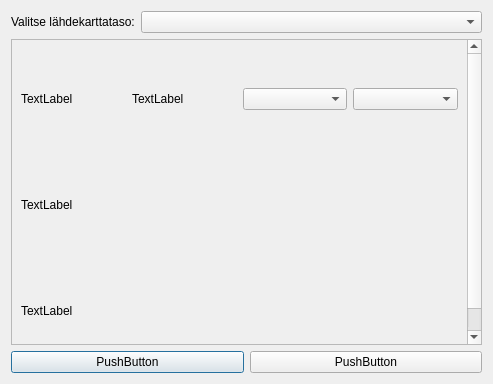
First picture: the form in yleiskaava_dialog_copy_source_data_to_database.ui, repository ernoma/yleiskaava, before the edit.
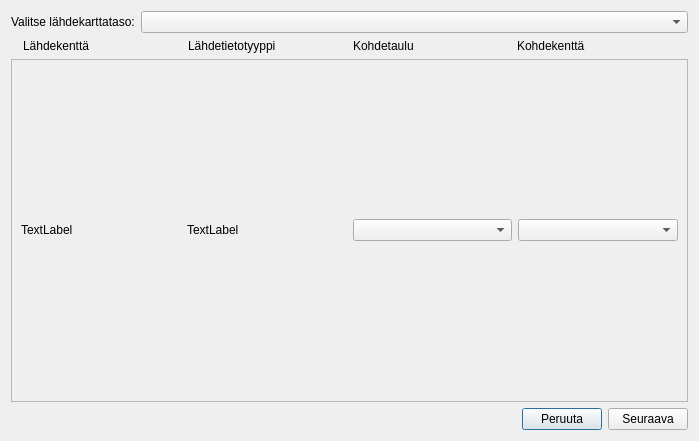
Second picture: the form after the edit. Custom widgets are drawn as their Qt base class.

```diff
--- a/yleiskaava_dialog_copy_source_data_to_database.ui
+++ b/yleiskaava_dialog_copy_source_data_to_database.ui
@@ -6,12 +6,12 @@
    <rect>
     <x>0</x>
     <y>0</y>
-    <width>493</width>
-    <height>384</height>
+    <width>699</width>
+    <height>441</height>
    </rect>
   </property>
   <property name="sizePolicy">
-   <sizepolicy hsizetype="Expanding" vsizetype="Expanding">
+   <sizepolicy hsizetype="Preferred" vsizetype="Preferred">
     <horstretch>0</horstretch>
     <verstretch>0</verstretch>
    </sizepolicy>
@@ -22,6 +22,9 @@
   <layout class="QVBoxLayout" name="verticalLayout">
    <item>
     <layout class="QFormLayout" name="formLayout">
+     <property name="sizeConstraint">
+      <enum>QLayout::SetDefaultConstraint</enum>
+     </property>
      <item row="0" column="0">
       <widget class="QLabel" name="labelSourceLayerComboBox">
        <property name="text">
@@ -34,10 +37,48 @@
      </item>
     </layout>
    </item>
+   <item>
+    <layout class="QHBoxLayout" name="horizontalLayout">
+     <property name="leftMargin">
+      <number>12</number>
+     </property>
+     <property name="rightMargin">
+      <number>12</number>
+     </property>
+     <item>
+      <widget class="QLabel" name="label_8">
+       <property name="text">
+        <string>Lähdekenttä</string>
+       </property>
+      </widget>
+     </item>
+     <item>
+      <widget class="QLabel" name="label_7">
+       <property name="text">
+        <string>Lähdetietotyyppi</string>
+       </property>
+      </widget>
+     </item>
+     <item>
+      <widget class="QLabel" name="label_6">
+       <property name="text">
+        <string>Kohdetaulu</string>
+       </property>
+      </widget>
+     </item>
+     <item>
+      <widget class="QLabel" name="label_3">
+       <property name="text">
+        <string>Kohdekenttä</string>
+       </property>
+      </widget>
+     </item>
+    </layout>
+   </item>
    <item>
     <widget class="QScrollArea" name="scrollArea">
      <property name="sizePolicy">
-      <sizepolicy hsizetype="Expanding" vsizetype="Preferred">
+      <sizepolicy hsizetype="Expanding" vsizetype="Expanding">
        <horstretch>0</horstretch>
        <verstretch>0</verstretch>
       </sizepolicy>
@@ -50,32 +91,13 @@
        <rect>
         <x>0</x>
         <y>0</y>
-        <width>466</width>
-        <height>322</height>
+        <width>685</width>
+        <height>360</height>
        </rect>
       </property>
       <layout class="QVBoxLayout" name="verticalLayout_3">
        <item>
-        <layout class="QGridLayout" name="gridLayout">
-         <item row="1" column="0">
-          <widget class="QLabel" name="label_5">
-           <property name="sizePolicy">
-            <sizepolicy hsizetype="Preferred" vsizetype="Fixed">
-             <horstretch>0</horstretch>
-             <verstretch>0</verstretch>
-            </sizepolicy>
-           </property>
-           <property name="minimumSize">
-            <size>
-             <width>0</width>
-             <height>100</height>
-            </size>
-           </property>
-           <property name="text">
-            <string>TextLabel</string>
-           </property>
-          </widget>
-         </item>
+        <layout class="QGridLayout" name="gridLayoutSourceTargetMatch">
          <item row="0" column="1">
           <widget class="QLabel" name="label">
            <property name="text">
@@ -83,31 +105,12 @@
            </property>
           </widget>
          </item>
-         <item row="0" column="2">
-          <widget class="QComboBox" name="comboBox"/>
-         </item>
-         <item row="2" column="0">
-          <widget class="QLabel" name="label_4">
-           <property name="sizePolicy">
-            <sizepolicy hsizetype="Preferred" vsizetype="Fixed">
-             <horstretch>0</horstretch>
-             <verstretch>0</verstretch>
-            </sizepolicy>
-           </property>
-           <property name="minimumSize">
-            <size>
-             <width>0</width>
-             <height>100</height>
-            </size>
-           </property>
-           <property name="text">
-            <string>TextLabel</string>
-           </property>
-          </widget>
-         </item>
          <item row="0" column="3">
           <widget class="QComboBox" name="comboBox_2"/>
          </item>
+         <item row="0" column="2">
+          <widget class="QComboBox" name="comboBox"/>
+         </item>
          <item row="0" column="0">
           <widget class="QLabel" name="label_2">
            <property name="sizePolicy">
@@ -135,17 +138,33 @@
    </item>
    <item>
     <layout class="QHBoxLayout" name="horizontalLayout_2">
+     <property name="leftMargin">
+      <number>0</number>
+     </property>
      <item>
-      <widget class="QPushButton" name="pushButton_2">
+      <spacer name="horizontalSpacer">
+       <property name="orientation">
+        <enum>Qt::Horizontal</enum>
+       </property>
+       <property name="sizeHint" stdset="0">
+        <size>
+         <width>40</width>
+         <height>20</height>
+        </size>
+       </property>
+      </spacer>
+     </item>
+     <item>
+      <widget class="QPushButton" name="pushButtonCancel">
        <property name="text">
-        <string>PushButton</string>
+        <string>Peruuta</string>
        </property>
       </widget>
      </item>
      <item>
       <widget class="QPushButton" name="pushButton">
        <property name="text">
-        <string>PushButton</string>
+        <string>Seuraava</string>
        </property>
       </widget>
      </item>
```
Left out of the diff: 2 changed lines with no effect on the pictures.
